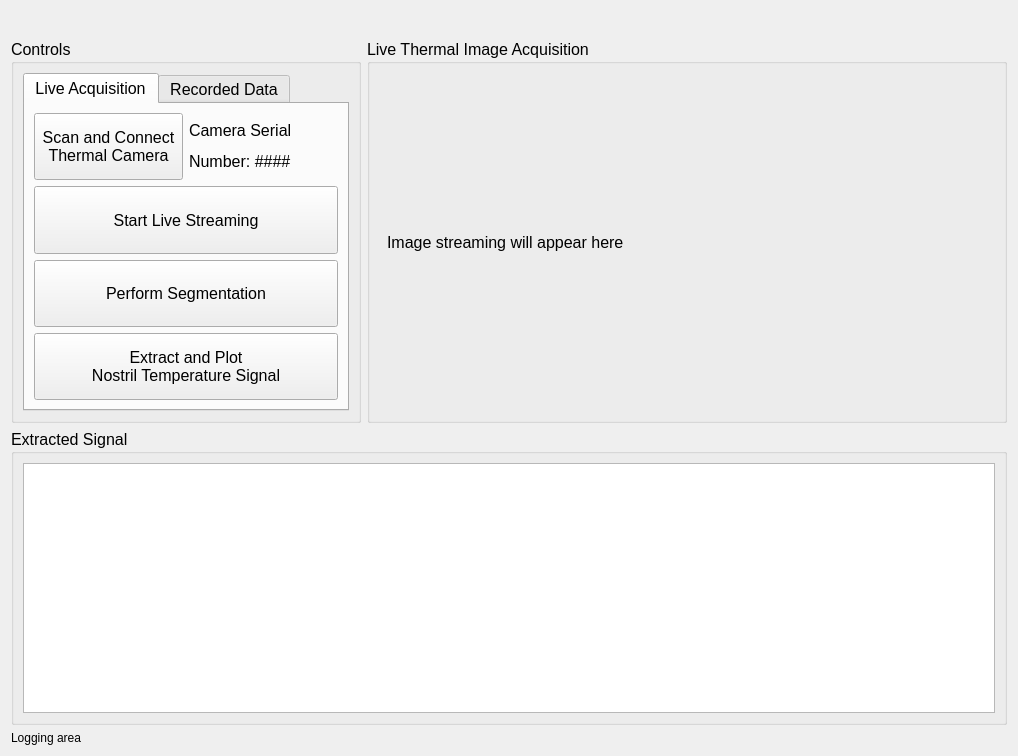
Old version of the form form.ui in the repository PhysiologicAILab/TiComp.
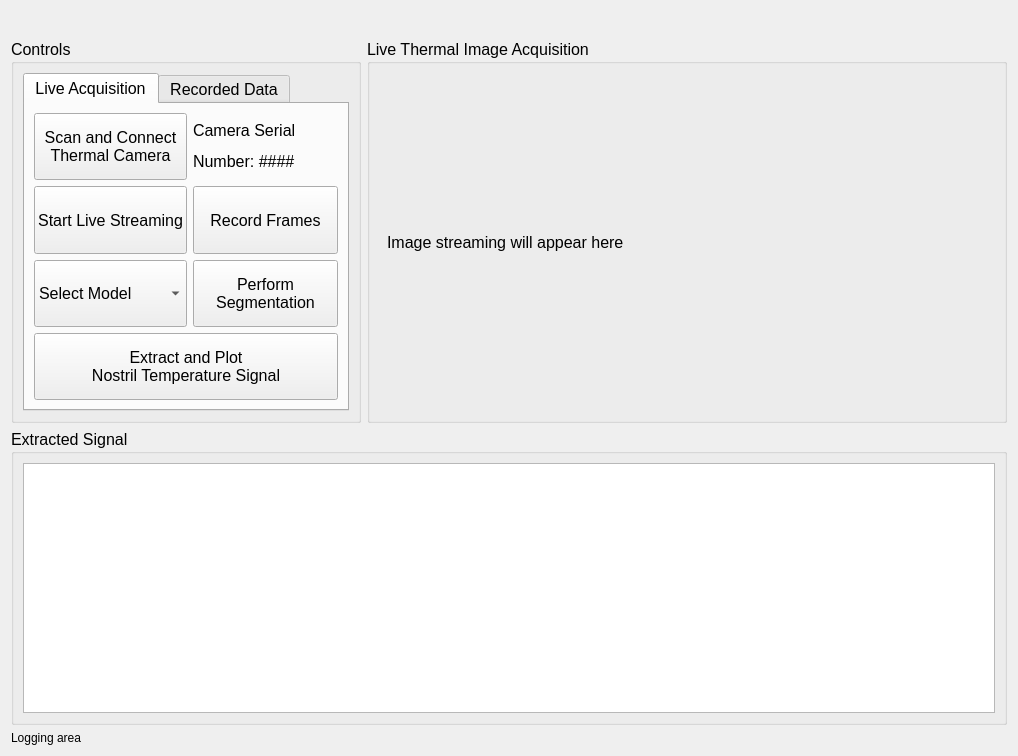
New version of the form. Icons and pictures are not drawn.

Commit message: added provision on UI to record frames

Patch:
```diff
--- a/form.ui
+++ b/form.ui
@@ -70,6 +70,25 @@
           <string>Live Acquisition</string>
          </attribute>
          <layout class="QGridLayout" name="gridLayout_3">
+          <item row="5" column="0" colspan="2">
+           <widget class="QPushButton" name="signalExtractionButton">
+            <property name="sizePolicy">
+             <sizepolicy hsizetype="Preferred" vsizetype="Preferred">
+              <horstretch>0</horstretch>
+              <verstretch>0</verstretch>
+             </sizepolicy>
+            </property>
+            <property name="font">
+             <font>
+              <pointsize>12</pointsize>
+             </font>
+            </property>
+            <property name="text">
+             <string>Extract and Plot 
+Nostril Temperature Signal</string>
+            </property>
+           </widget>
+          </item>
           <item row="0" column="1">
            <widget class="QLabel" name="label_2">
             <property name="font">
@@ -85,43 +104,6 @@
             </property>
            </widget>
           </item>
-          <item row="3" column="0" colspan="2">
-           <widget class="QPushButton" name="signalExtractionButton">
-            <property name="sizePolicy">
-             <sizepolicy hsizetype="Preferred" vsizetype="Preferred">
-              <horstretch>0</horstretch>
-              <verstretch>0</verstretch>
-             </sizepolicy>
-            </property>
-            <property name="font">
-             <font>
-              <pointsize>12</pointsize>
-             </font>
-            </property>
-            <property name="text">
-             <string>Extract and Plot 
-Nostril Temperature Signal</string>
-            </property>
-           </widget>
-          </item>
-          <item row="1" column="0" colspan="2">
-           <widget class="QPushButton" name="acquireButton">
-            <property name="sizePolicy">
-             <sizepolicy hsizetype="Preferred" vsizetype="Preferred">
-              <horstretch>0</horstretch>
-              <verstretch>0</verstretch>
-             </sizepolicy>
-            </property>
-            <property name="font">
-             <font>
-              <pointsize>12</pointsize>
-             </font>
-            </property>
-            <property name="text">
-             <string>Start Live Streaming</string>
-            </property>
-           </widget>
-          </item>
           <item row="0" column="0">
            <widget class="QPushButton" name="connectButton">
             <property name="sizePolicy">
@@ -141,7 +123,38 @@
             </property>
            </widget>
           </item>
-          <item row="2" column="0" colspan="2">
+          <item row="1" column="0">
+           <widget class="QPushButton" name="acquireButton">
+            <property name="sizePolicy">
+             <sizepolicy hsizetype="Preferred" vsizetype="Preferred">
+              <horstretch>0</horstretch>
+              <verstretch>0</verstretch>
+             </sizepolicy>
+            </property>
+            <property name="font">
+             <font>
+              <pointsize>12</pointsize>
+             </font>
+            </property>
+            <property name="text">
+             <string>Start Live Streaming</string>
+            </property>
+           </widget>
+          </item>
+          <item row="1" column="1">
+           <widget class="QPushButton" name="recordButton">
+            <property name="sizePolicy">
+             <sizepolicy hsizetype="Preferred" vsizetype="Preferred">
+              <horstretch>0</horstretch>
+              <verstretch>0</verstretch>
+             </sizepolicy>
+            </property>
+            <property name="text">
+             <string>Record Frames</string>
+            </property>
+           </widget>
+          </item>
+          <item row="4" column="1">
            <widget class="QPushButton" name="segButton">
             <property name="sizePolicy">
              <sizepolicy hsizetype="Preferred" vsizetype="Preferred">
@@ -155,10 +168,36 @@
              </font>
             </property>
             <property name="text">
-             <string>Perform Segmentation</string>
+             <string>Perform 
+Segmentation</string>
             </property>
            </widget>
           </item>
+          <item row="4" column="0">
+           <widget class="QComboBox" name="comboBox">
+            <property name="sizePolicy">
+             <sizepolicy hsizetype="Preferred" vsizetype="Preferred">
+              <horstretch>0</horstretch>
+              <verstretch>0</verstretch>
+             </sizepolicy>
+            </property>
+            <item>
+             <property name="text">
+              <string>Select Model</string>
+             </property>
+            </item>
+            <item>
+             <property name="text">
+              <string>SAM-CL</string>
+             </property>
+            </item>
+            <item>
+             <property name="text">
+              <string>SOTA</string>
+             </property>
+            </item>
+           </widget>
+          </item>
          </layout>
         </widget>
         <widget class="QWidget" name="tab_2">
```
The commit also changes 1 other file.
